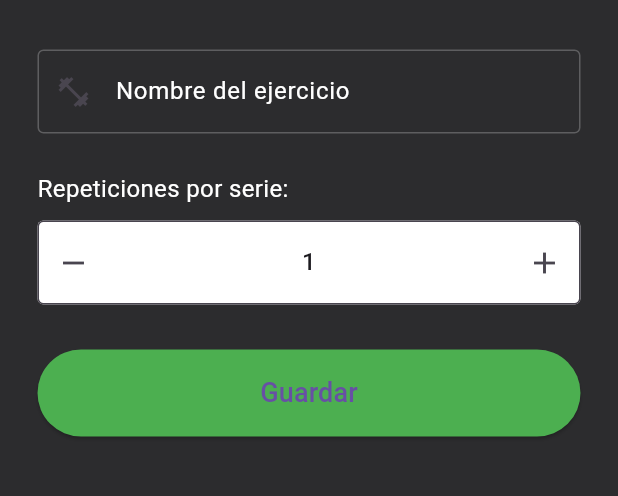
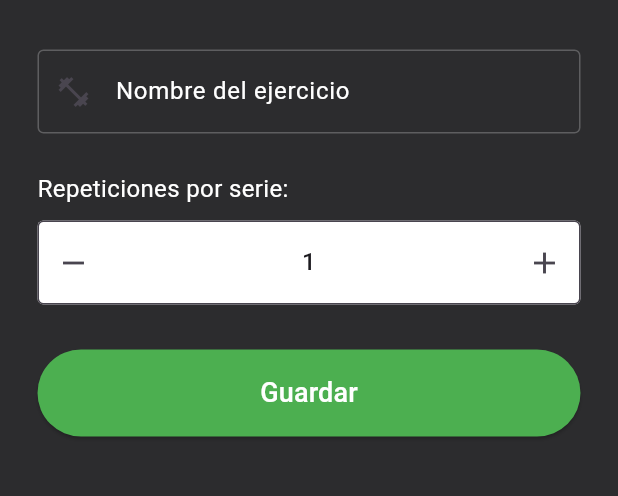
Before and after one commit to fernandobn/AppGym, a Flutter app: the EjericiosFormScreen screen opened by its route, on a phone screen of 412 x 824 dp, the part 72-568 px from its top. Run offline on Flutter 3.47's test engine with Material 3 defaults, Android fonts, the phone set to English and light mode, and no system bars; drawn by our look-alikes of flutter_spinbox; our stand-ins replace flutter_colorpicker.

Commit message:
text en blanco

```diff
--- a/fitday/lib/screens/ejercicios/ejericios_form_screen.dart
+++ b/fitday/lib/screens/ejercicios/ejericios_form_screen.dart
@@ -61,12 +61,17 @@ class EjericiosFormScreen extends StatelessWidget {
             ),
             const SizedBox(height: 30),
             ElevatedButton(
-              onPressed: () {},
+              onPressed: () {
+                Navigator.pushNamed(context, '/calendar');
+              },
               style: ElevatedButton.styleFrom(
                 backgroundColor: Colors.green,
                 padding: EdgeInsets.symmetric(vertical: 16),
               ),
-              child: Text('Guardar', style: TextStyle(fontSize: 18)),
+              child: Text(
+                'Guardar',
+                style: TextStyle(fontSize: 18, color: Colors.white),
+              ),
             ),
           ],
         ),
```
